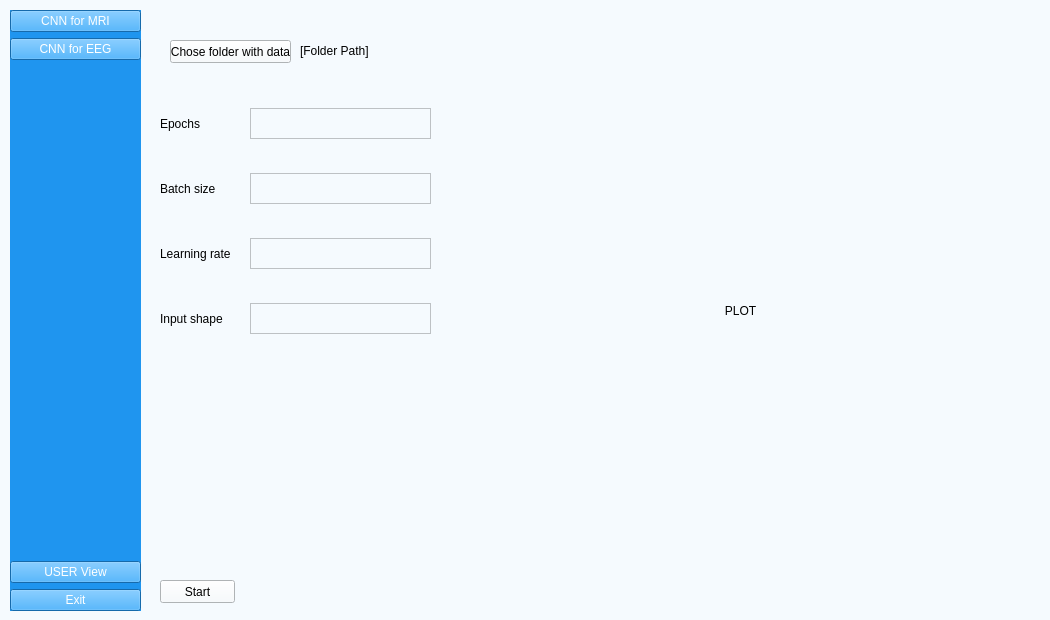
matimusial/ADHDPredictorApp, file UI/aUI_projekt_GAN.ui: the form before one commit.
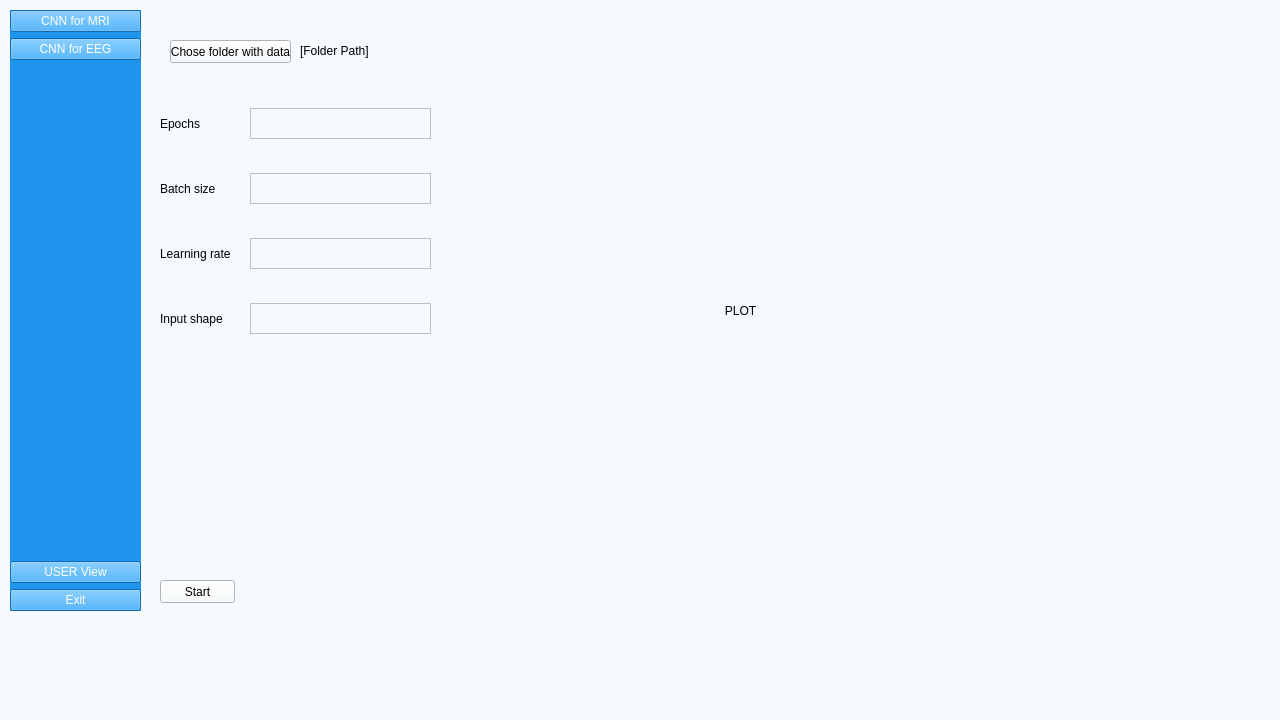
The form after the commit.

Commit message: 1280x720 size for every ui window

Patch:
```diff
--- a/UI/aUI_projekt_GAN.ui
+++ b/UI/aUI_projekt_GAN.ui
@@ -6,8 +6,8 @@
    <rect>
     <x>0</x>
     <y>0</y>
-    <width>1050</width>
-    <height>620</height>
+    <width>1280</width>
+    <height>720</height>
    </rect>
   </property>
   <property name="windowTitle">
```
The commit also changes 5 other files.
